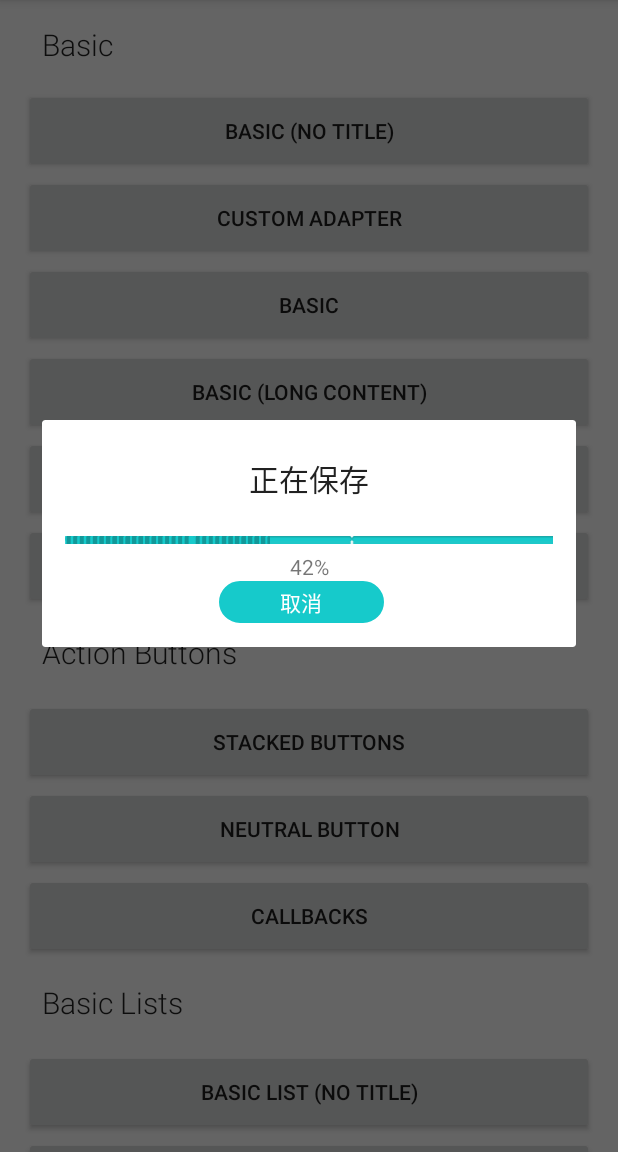
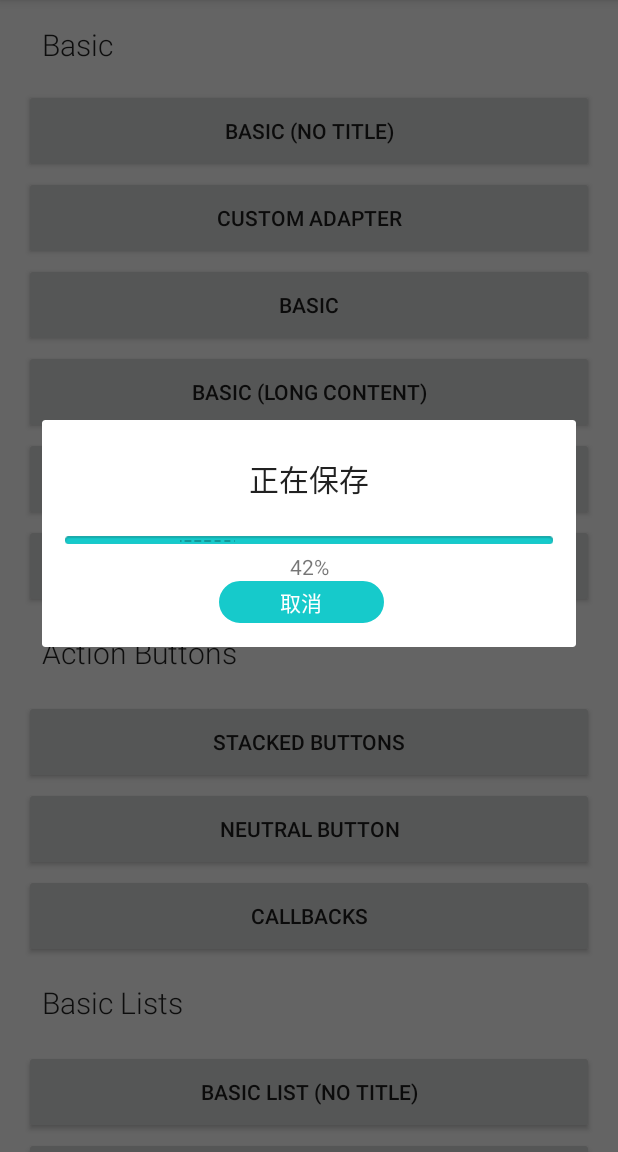
Before and after one commit to gyymz1993/dialogUtils, an Android app: the MainActivity screen opened directly, with no data from a screen before it, after a tap on "BASIC (NO TITLE)", on a phone screen of 412 x 824 dp, the part 84-1236 px from its top. Run offline under Robolectric (Android 15) with nearby library versions, the phone set to English and light mode, and no system bars; our stand-ins replace ButterKnife; libraries missing offline, so code that uses them is left out: me.zhanghai.android.

Commit message:
通用diaolog v1.0.6  增加真实进度条处理

```diff
--- a/core/src/main/res/drawable/progress_style.xml
+++ b/core/src/main/res/drawable/progress_style.xml
@@ -2,7 +2,7 @@
 <layer-list xmlns:android="http://schemas.android.com/apk/res/android">
     <item
         android:id="@android:id/background"
-        android:drawable="@mipmap/progress_icon" />
+        android:drawable="@drawable/me_progress_icon" />
     <item android:id="@android:id/secondaryProgress">
         <clip>
             <shape>
@@ -14,5 +14,12 @@
     </item>
     <item
         android:id="@android:id/progress"
-        android:drawable="@mipmap/progress_bg" />
+        android:drawable="@drawable/me_progress_bg" >
+        <clip>
+            <shape>
+                <solid android:color="@android:color/transparent" />
+                <corners android:radius="1.5dp" />
+            </shape>
+        </clip>
+    </item>
 </layer-list>
--- a/core/src/main/res/layout/one_touch_progress.xml
+++ b/core/src/main/res/layout/one_touch_progress.xml
@@ -35,6 +35,10 @@
                 android:layout_marginLeft="15dp"
                 android:layout_marginRight="15dp"
                 android:layout_marginBottom="5dp"
+                android:background="@null"
+                android:maxHeight="5dp"
+                android:minHeight="5dp"
+                android:thumbOffset="4dp"
                 android:max="100"
                 android:progressDrawable="@drawable/progress_style" />
 
```
Also changed, not shown: core/src/main/res/drawable-xhdpi/me_progress_bg.png (renamed from core/src/main/res/mipmap-xxhdpi/progress_bg.png), core/src/main/res/drawable-xhdpi/me_progress_icon.9.png (added), core/src/main/res/mipmap-xxhdpi/progress_icon.png (deleted).
